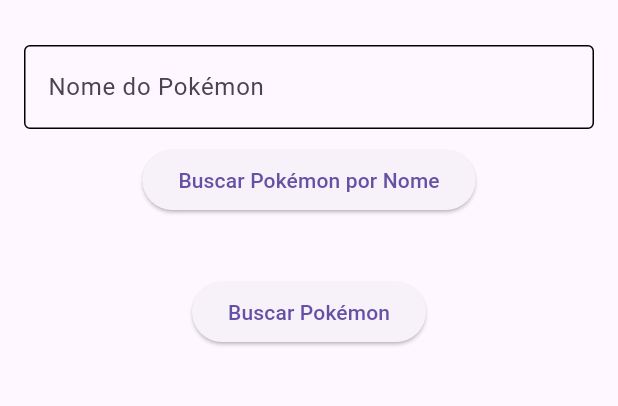
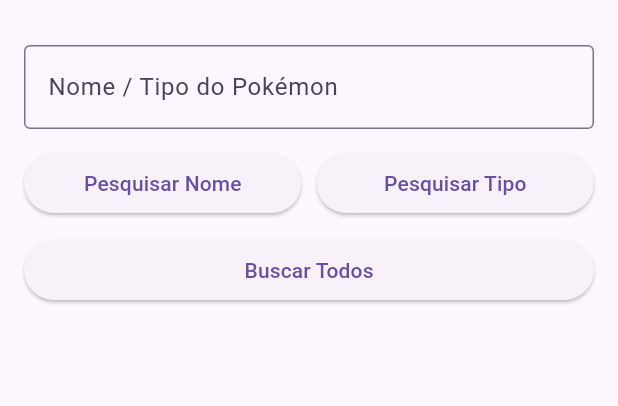
Before and after one commit to Ninassc/Atividades-Flutter-TerceiraEtapa, a Flutter app: the screen it shows after launch, on a phone screen of 412 x 824 dp, the part 63-469 px from its top. Run offline on Flutter 3.47's test engine with Material 3 defaults, Android fonts, the phone set to English and light mode, and no system bars; our stand-ins replace device_preview.

Commit message:
pesquisa por tipo

```diff
--- a/PokemonApp/pokemonapp/lib/main.dart
+++ b/PokemonApp/pokemonapp/lib/main.dart
@@ -25,7 +25,6 @@ class MeuApp extends StatelessWidget {
   Widget build(BuildContext context) {
     return MaterialApp(
       debugShowCheckedModeBanner: false,
-      useInheritedMediaQuery: true,
       locale: DevicePreview.locale(context),
       builder: DevicePreview.appBuilder,
       home: const TelaPokemon(),
--- a/PokemonApp/pokemonapp/lib/pages/tela_pokemon.dart
+++ b/PokemonApp/pokemonapp/lib/pages/tela_pokemon.dart
@@ -1,8 +1,8 @@
 import 'package:flutter/material.dart';
+import 'package:pokemonapp/widgets/resultado.dart';
 import 'package:provider/provider.dart';
 
 import '../providers/pokemon_provider.dart';
-import 'tela_detalhes_pokemon.dart';
 
 class TelaPokemon extends StatelessWidget {
   const TelaPokemon({
@@ -13,9 +13,7 @@ class TelaPokemon extends StatelessWidget {
   Widget build(BuildContext context) {
     final provider = context.watch<PokemonProvider>();
 
-    dynamic pokemonEspecifico;
-
-    TextEditingController controllerNome = TextEditingController();
+    TextEditingController controller = TextEditingController();
 
     return Scaffold(
       appBar: AppBar(
@@ -28,118 +26,59 @@ class TelaPokemon extends StatelessWidget {
         child: Column(
           children: [
             TextField(
-              controller: controllerNome,
+              controller: controller,
               decoration: const InputDecoration(
-                labelText: 'Nome do Pokémon',
-                enabledBorder: OutlineInputBorder(
-                  borderSide: BorderSide(color: Colors.black),
-                ),
-                focusedBorder: OutlineInputBorder(
-                  borderSide: BorderSide(color: Colors.black),
+                labelText: 'Nome / Tipo do Pokémon',
+                border: OutlineInputBorder(),
               ),
             ),
-            ),
-            const SizedBox(height: 10),
-            ElevatedButton(
+            const SizedBox(height: 12),
+            Row(
+              children: [
+                Expanded(
+                  child: ElevatedButton(
                     onPressed: () {
-                final nomeBusca = controllerNome.text.trim().toLowerCase();
+                      final nomeBusca = controller.text.trim().toLowerCase();
+
                       if (nomeBusca.isNotEmpty) {
                         context
                             .read<PokemonProvider>()
                             .carregarDetalhesNome(nomeBusca);
                       }
                     },
-              child: const Text('Buscar Pokémon por Nome'),
-            ),
-            const SizedBox(height: 20),
-
-            // Exibe o carregando
-            if (provider.carregando) const CircularProgressIndicator(),
-
-            // Exibe o card apenas se NÃO estiver carregando E houver um Pokémon selecionado
-            if (!provider.carregando && provider.pokemonSelecionado != null)
-              Card(
-                child: ListTile(
-                  leading: Image.network(
-                    provider.pokemonSelecionado!['imagem'] ?? '',
-                    width: 60,
-                  ),
-                  title: Text(
-                    provider.pokemonSelecionado!['nome']
-                        .toString()
-                        .toUpperCase(),
-                  ),
-                  subtitle: Text(
-                    'Tipos: ${(provider.pokemonSelecionado!['tipos'] as List).join(', ')}',
-                  ),
-                  trailing: const Icon(Icons.arrow_forward_ios),
-                  onTap: () {
-                    Navigator.push(
-                      context,
-                      MaterialPageRoute(
-                        builder: (context) {
-                          return TelaDetalhesPokemon(
-                            idPokemon: provider.pokemonSelecionado!['id'],
-                          );
-                        },
-                      ),
-                    );
-                  },
+                    child: const Text('Pesquisar Nome'),
                   ),
                 ),
+                const SizedBox(width: 10),
+                Expanded(
+                  child: ElevatedButton(
+                    onPressed: () {
+                      final tipoBusca = controller.text.trim().toLowerCase();
+
+                      if (tipoBusca.isNotEmpty) {
+                        context
+                            .read<PokemonProvider>()
+                            .carregarPokemonsTipo(tipoBusca);
+                      }
+                    },
+                    child: const Text('Pesquisar Tipo'),
+                  ),
+                ),
+              ],
+            ),
+            const SizedBox(height: 10),
             SizedBox(
-              height: 20,
-            ),
-            ElevatedButton(
+              width: double.infinity,
+              child: ElevatedButton(
                 onPressed: () {
                   context.read<PokemonProvider>().carregarPokemons();
                 },
-              child: const Text(
-                'Buscar Pokémon',
+                child: const Text('Buscar Todos'),
               ),
             ),
-            const SizedBox(
-              height: 20,
-            ),
-            if (provider.carregando) const CircularProgressIndicator(),
-            if (!provider.carregando)
+            const SizedBox(height: 20),
             Expanded(
-                child: ListView.builder(
-                  itemCount: provider.pokemons.length,
-                  itemBuilder: (context, index) {
-                    final pokemon = provider.pokemons[index];
-
-                    return Card(
-                      child: ListTile(
-                        leading: Image.network(
-                          pokemon['imagem'],
-                          width: 60,
-                        ),
-                        title: Text(
-                          pokemon['nome'].toString().toUpperCase(),
-                        ),
-                        subtitle: Text(
-                          'Tipo: ${pokemon['tipo']}',
-                        ),
-                        trailing: const Icon(
-                          Icons.arrow_forward_ios,
-                        ),
-                        onTap: () {
-                          Navigator.push(
-                            context,
-                            MaterialPageRoute(
-                              builder: (context) {
-                                return TelaDetalhesPokemon(
-                                  idPokemon: pokemon['id'],
-                                );
-                              },
-                            ),
-                          );
-                        },
-                      ),
-                    );
-                  },
-                ),
+              child: Resultado(provider: provider,),
             ),
           ],
         ),
--- a/PokemonApp/pokemonapp/lib/providers/pokemon_provider.dart
+++ b/PokemonApp/pokemonapp/lib/providers/pokemon_provider.dart
@@ -4,19 +4,42 @@ import '../services/pokemon_service.dart';
 
 class PokemonProvider extends ChangeNotifier {
   List<dynamic> pokemons = [];
+  List<dynamic> pokemonsTipo = [];
 
   Map<String, dynamic>? pokemonSelecionado;
 
   bool carregando = false;
+  bool carregandoEspecifico = false;
+  bool carregandoTipo = false;
 
   Future<void> carregarPokemons() async {
     carregando = true;
+
+    // Limpa pesquisas anteriores
+    pokemonSelecionado = null;
+    pokemonsTipo = [];
 
     notifyListeners();
 
     pokemons = await PokemonService.buscarPokemons();
 
     carregando = false;
+
+    notifyListeners();
+  }
+
+  Future<void> carregarPokemonsTipo(String tipo) async {
+    carregandoTipo = true;
+
+    // Limpa pesquisas anteriores
+    pokemonSelecionado = null;
+    pokemons = [];
+
+    notifyListeners();
+
+    pokemonsTipo = await PokemonService.buscarPokemonsTipo(tipo);
+
+    carregandoTipo = false;
 
     notifyListeners();
   }
@@ -42,9 +65,12 @@ class PokemonProvider extends ChangeNotifier {
   Future<void> carregarDetalhesNome(
     String nome,
   ) async {
-    carregando = true;
+    carregandoEspecifico = true;
 
+    // Limpa pesquisas anteriores
     pokemonSelecionado = null;
+    pokemons = [];
+    pokemonsTipo = [];
 
     notifyListeners();
 
@@ -52,7 +78,7 @@ class PokemonProvider extends ChangeNotifier {
       nome,
     );
 
-    carregando = false;
+    carregandoEspecifico = false;
 
     notifyListeners();
   }
--- a/PokemonApp/pokemonapp/lib/services/pokemon_service.dart
+++ b/PokemonApp/pokemonapp/lib/services/pokemon_service.dart
@@ -15,6 +15,20 @@ class PokemonService {
       return jsonDecode(
         resposta.body,
       );
+    }
+
+    throw Exception(
+      'Erro ao buscar Pokémon',
+    );
+  }
+
+  static Future<List<dynamic>> buscarPokemonsTipo(String tipo) async {
+    final resposta = await http.get(
+      Uri.parse('$url/$tipo')
+    );
+
+    if(resposta.statusCode == 200){
+      return jsonDecode(resposta.body);
     }
 
     throw Exception(
--- /dev/null
+++ b/PokemonApp/pokemonapp/lib/widgets/resultado.dart
@@ -0,0 +1,101 @@
+import 'package:flutter/material.dart';
+import 'package:pokemonapp/pages/tela_detalhes_pokemon.dart';
+import 'package:pokemonapp/providers/pokemon_provider.dart';
+
+class Resultado extends StatelessWidget {
+  final PokemonProvider provider;
+  const Resultado({super.key, required this.provider});
+
+  @override
+  Widget build(BuildContext context) {
+    if (provider.carregando ||
+        provider.carregandoTipo ||
+        provider.carregandoEspecifico) {
+      return const Center(
+        child: CircularProgressIndicator(),
+      );
+    }
+
+    if (provider.pokemonSelecionado != null) {
+      final pokemon = provider.pokemonSelecionado!;
+
+      return ListView(
+        children: [
+          Card(
+            child: ListTile(
+              leading: Image.network(
+                pokemon['imagem'] ?? '',
+                width: 60,
+              ),
+              title: Text(
+                pokemon['nome'].toString().toUpperCase(),
+              ),
+              subtitle: Text(
+                'Tipos: ${(pokemon['tipos'] as List).join(', ')}',
+              ),
+              trailing: const Icon(Icons.arrow_forward_ios),
+              onTap: () {
+                Navigator.push(
+                  context,
+                  MaterialPageRoute(
+                    builder: (context) {
+                      return TelaDetalhesPokemon(
+                        idPokemon: pokemon['id'],
+                      );
+                    },
+                  ),
+                );
+              },
+            ),
+          ),
+        ],
+      );
+    }
+
+    if (provider.pokemonsTipo.isNotEmpty) {
+      return ListView.builder(
+        itemCount: provider.pokemonsTipo.length,
+        itemBuilder: (context, index) {
+          final pokemon = provider.pokemonsTipo[index];
+
+          return Card(
+            child: ListTile(
+              leading: Image.network(
+                pokemon['imagem'],
+                width: 60,
+              ),
+              title: Text(
+                pokemon['nome'].toString().toUpperCase(),
+              ),
+              subtitle: Text(
+                'Tipo: ${pokemon['tipo']}',
+              ),
+            ),
+          );
+        },
+      );
+    }
+
+    return ListView.builder(
+      itemCount: provider.pokemons.length,
+      itemBuilder: (context, index) {
+        final pokemon = provider.pokemons[index];
+
+        return Card(
+          child: ListTile(
+            leading: Image.network(
+              pokemon['imagem'],
+              width: 60,
+            ),
+            title: Text(
+              pokemon['nome'].toString().toUpperCase(),
+            ),
+            subtitle: Text(
+              'Tipo: ${pokemon['tipo']}',
+            ),
+          ),
+        );
+      },
+    );
+  }
+}
```
Also changed, not shown: PokemonApp/pokemonapp/analysis_options.yaml (+9 -0 lines), PokemonApp/pokemonapp/lib/pages/tela_detalhes_pokemon.dart (+43 -0 lines), PokemonApp/pokemonapp/pubspec.lock, 1 other file. Lines whose indentation alone changed are shown as unchanged.
